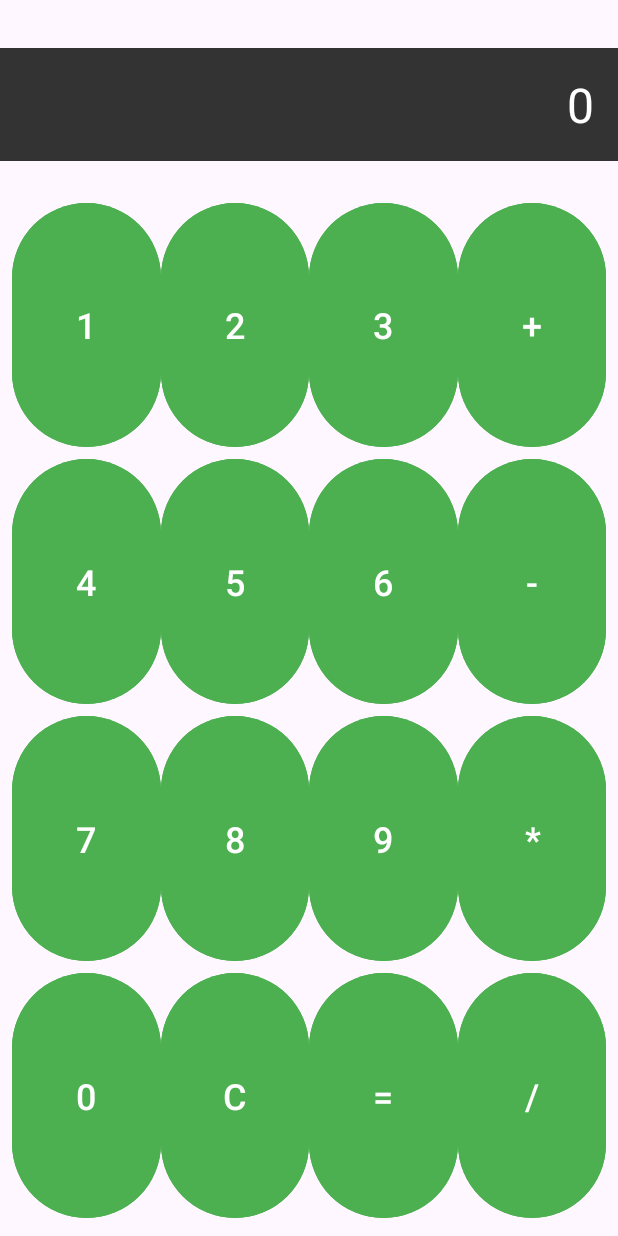
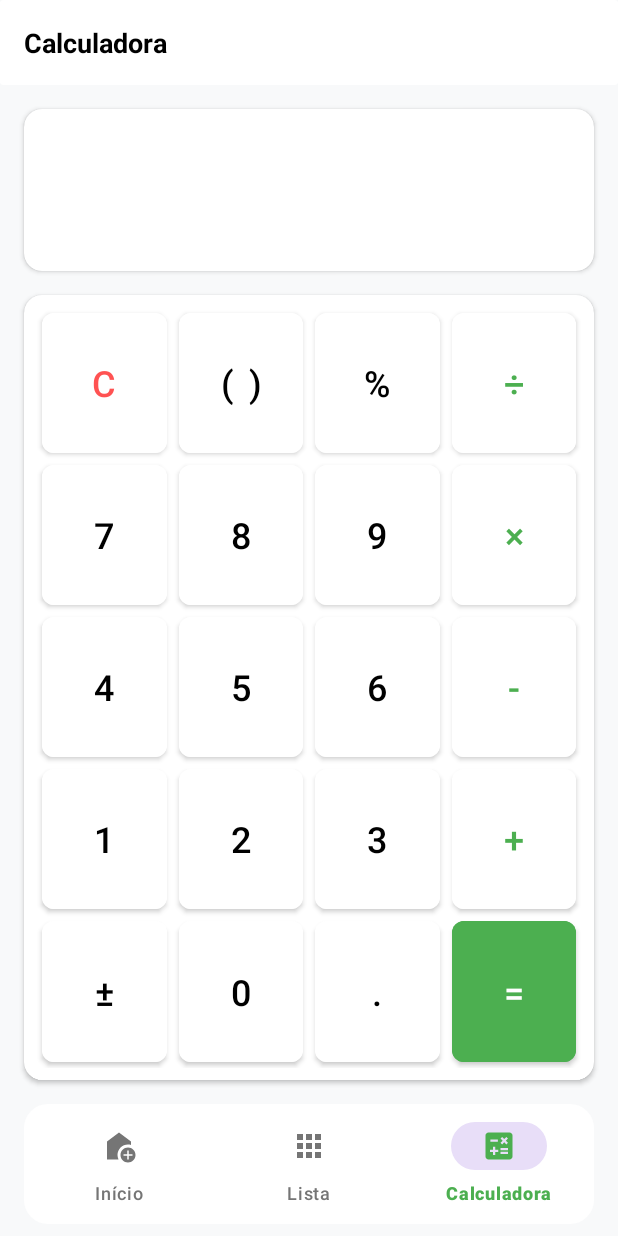
Before and after one commit to BrenoAAntonio/Calculadora-de-gastos-diarios, an Android app: the CalculadoraActivity screen opened directly, with no data from a screen before it, on a phone screen of 412 x 824 dp. Run offline under Robolectric (Android 15) with nearby library versions, the phone set to English and light mode, and no system bars.

Commit message:
Calculdora adicionada e funcionando 100%

```diff
--- a/app/build.gradle.kts
+++ b/app/build.gradle.kts
@@ -49,6 +49,7 @@ dependencies {
     implementation ("com.github.PhilJay:MPAndroidChart:v3.1.0")
 
     implementation("org.jetbrains.kotlinx:kotlinx-coroutines-android:1.6.4")
+    implementation ("net.objecthunter:exp4j:0.4.8")
 
     implementation("androidx.lifecycle:lifecycle-runtime-ktx:2.6.1")
     implementation("androidx.lifecycle:lifecycle-viewmodel-ktx:2.6.1")
--- a/app/src/main/java/calculadoraGastos/Acme/CalculadoraActivity.kt
+++ b/app/src/main/java/calculadoraGastos/Acme/CalculadoraActivity.kt
@@ -1,85 +1,184 @@
 package calculadoraGastos.Acme
 
+import android.content.Intent
 import android.os.Bundle
 import android.view.View
 import android.widget.Button
-import android.widget.EditText
+import android.widget.TextView
 import androidx.appcompat.app.AppCompatActivity
+import com.google.android.material.bottomnavigation.BottomNavigationView
+import net.objecthunter.exp4j.Expression
+import net.objecthunter.exp4j.ExpressionBuilder
 
 class CalculadoraActivity : AppCompatActivity() {
 
-    private lateinit var etResultado: EditText
-    private var operador: String = ""
-    private var num1: Double = 0.0
-    private var num2: Double = 0.0
+    private lateinit var tvOperation: TextView
+    private lateinit var tvResult: TextView
+    private var lastNumeric = false
+    private var stateError = false
+    private var lastDot = false
 
     override fun onCreate(savedInstanceState: Bundle?) {
         super.onCreate(savedInstanceState)
         setContentView(R.layout.activity_calculadora)
 
-        etResultado = findViewById(R.id.etResultado)
+        tvOperation = findViewById(R.id.tvOperation)
+        tvResult = findViewById(R.id.tvResult)
 
-        val btn1: Button = findViewById(R.id.btn1)
-        val btn2: Button = findViewById(R.id.btn2)
-        val btn3: Button = findViewById(R.id.btn3)
-        val btn4: Button = findViewById(R.id.btn4)
-        val btn5: Button = findViewById(R.id.btn5)
-        val btn6: Button = findViewById(R.id.btn6)
-        val btn7: Button = findViewById(R.id.btn7)
-        val btn8: Button = findViewById(R.id.btn8)
-        val btn9: Button = findViewById(R.id.btn9)
-        val btn0: Button = findViewById(R.id.btn0)
-        val btnSoma: Button = findViewById(R.id.btnSoma)
-        val btnSubtracao: Button = findViewById(R.id.btnSubtracao)
-        val btnMultiplicacao: Button = findViewById(R.id.btnMultiplicacao)
-        val btnDivisao: Button = findViewById(R.id.btnDivisao)
-        val btnClear: Button = findViewById(R.id.btnClear)
-        val btnIgual: Button = findViewById(R.id.btnIgual)
+        findViewById<Button>(R.id.btnZero).setOnClickListener { onDigitClick(it) }
+        findViewById<Button>(R.id.btnOne).setOnClickListener { onDigitClick(it) }
+        findViewById<Button>(R.id.btnTwo).setOnClickListener { onDigitClick(it) }
+        findViewById<Button>(R.id.btnThree).setOnClickListener { onDigitClick(it) }
+        findViewById<Button>(R.id.btnFour).setOnClickListener { onDigitClick(it) }
+        findViewById<Button>(R.id.btnFive).setOnClickListener { onDigitClick(it) }
+        findViewById<Button>(R.id.btnSix).setOnClickListener { onDigitClick(it) }
+        findViewById<Button>(R.id.btnSeven).setOnClickListener { onDigitClick(it) }
+        findViewById<Button>(R.id.btnEight).setOnClickListener { onDigitClick(it) }
+        findViewById<Button>(R.id.btnNine).setOnClickListener { onDigitClick(it) }
+        findViewById<Button>(R.id.btnDecimal).setOnClickListener { onDecimalPointClick(it) }
 
-        val buttons = listOf(btn1, btn2, btn3, btn4, btn5, btn6, btn7, btn8, btn9, btn0)
+        findViewById<Button>(R.id.btnAdd).setOnClickListener { onOperatorClick(it) }
+        findViewById<Button>(R.id.btnSubtract).setOnClickListener { onOperatorClick(it) }
+        findViewById<Button>(R.id.btnMultiply).setOnClickListener { onOperatorClick(it) }
+        findViewById<Button>(R.id.btnDivide).setOnClickListener { onOperatorClick(it) }
 
-        for (button in buttons) {
-            button.setOnClickListener { appendNumber(button.text.toString()) }
-        }
+        findViewById<Button>(R.id.btnClear).setOnClickListener { onClearClick(it) }
+        findViewById<Button>(R.id.btnEquals).setOnClickListener { onEqualsClick(it) }
+        findViewById<Button>(R.id.btnParentheses).setOnClickListener { onParenthesesClick(it) }
+        findViewById<Button>(R.id.btnPercent).setOnClickListener { onPercentClick(it) }
+        findViewById<Button>(R.id.btnPlusMinus).setOnClickListener { onPlusMinusClick(it) }
 
-        btnSoma.setOnClickListener { setOperator("+") }
-        btnSubtracao.setOnClickListener { setOperator("-") }
-        btnMultiplicacao.setOnClickListener { setOperator("*") }
-        btnDivisao.setOnClickListener { setOperator("/") }
-        btnClear.setOnClickListener { clear() }
-        btnIgual.setOnClickListener { calculate() }
-    }
-
-    private fun appendNumber(number: String) {
-        if (etResultado.text.toString() == "0") {
-            etResultado.setText(number)
-        } else {
-            etResultado.append(number)
+        val bottomNav = findViewById<BottomNavigationView>(R.id.bottomNavigationView)
+        bottomNav.selectedItemId = R.id.menu_calculator
+        bottomNav.setOnNavigationItemSelectedListener { item ->
+            when (item.itemId) {
+                R.id.menu_home -> {
+                    finish()
+                    overridePendingTransition(android.R.anim.fade_in, android.R.anim.fade_out)
+                    true
+                }
+                R.id.menu_list -> {
+                    startActivity(Intent(this, ListaDespesasActivity::class.java))
+                    finish()
+                    overridePendingTransition(android.R.anim.fade_in, android.R.anim.fade_out)
+                    true
+                }
+                R.id.menu_calculator -> true
+                else -> false
+            }
         }
     }
 
-    private fun setOperator(operator: String) {
-        operador = operator
-        num1 = etResultado.text.toString().toDouble()
-        etResultado.setText("0")
+    fun onDigitClick(view: View) {
+        if (stateError) {
+            tvOperation.text = (view as Button).text
+            stateError = false
+        } else {
+            tvOperation.append((view as Button).text)
+        }
+        lastNumeric = true
     }
 
-    private fun clear() {
-        etResultado.setText("0")
-        operador = ""
-        num1 = 0.0
-        num2 = 0.0
+    fun onDecimalPointClick(view: View) {
+        if (lastNumeric && !stateError && !lastDot) {
+            tvOperation.append(".")
+            lastNumeric = false
+            lastDot = true
+        }
     }
 
-    private fun calculate() {
-        num2 = etResultado.text.toString().toDouble()
-        var result: Double = 0.0
-        when (operador) {
-            "+" -> result = num1 + num2
-            "-" -> result = num1 - num2
-            "*" -> result = num1 * num2
-            "/" -> if (num2 != 0.0) result = num1 / num2 else etResultado.setText("Erro")
+    fun onOperatorClick(view: View) {
+        if (lastNumeric && !stateError) {
+            tvOperation.append((view as Button).text)
+            lastNumeric = false
+            lastDot = false
         }
-        etResultado.setText(result.toString())
+    }
+
+    fun onClearClick(view: View) {
+        tvOperation.text = ""
+        tvResult.text = ""
+        lastNumeric = false
+        stateError = false
+        lastDot = false
+    }
+
+    fun onParenthesesClick(view: View) {
+        val currentText = tvOperation.text.toString()
+        if (stateError) {
+            tvOperation.text = "("
+            stateError = false
+        } else {
+            val openCount = currentText.count { it == '(' }
+            val closeCount = currentText.count { it == ')' }
+
+            if (openCount <= closeCount || currentText.isEmpty() || !currentText.last().isDigit() && currentText.last() != ')') {
+                tvOperation.append("(")
+            } else {
+                tvOperation.append(")")
+            }
+        }
+        val updatedText = tvOperation.text.toString()
+        val updatedOpenCount = updatedText.count { it == '(' }
+        val updatedCloseCount = updatedText.count { it == ')' }
+        lastNumeric = updatedOpenCount > updatedCloseCount
+    }
+
+    fun onEqualsClick(view: View) {
+        if (lastNumeric && !stateError) {
+            val txt = tvOperation.text.toString()
+            try {
+                val expression = ExpressionBuilder(txt
+                    .replace("×", "*")
+                    .replace("÷", "/"))
+                    .build()
+                val result = expression.evaluate()
+                tvResult.text = if (result == result.toLong().toDouble()) {
+                    result.toLong().toString()
+                } else {
+                    String.format("%.2f", result)
+                }
+                lastDot = true
+            } catch (ex: Exception) {
+                tvResult.text = "Erro"
+                stateError = true
+                lastNumeric = false
+            }
+        }
+    }
+
+    fun onPlusMinusClick(view: View) {
+        if (lastNumeric && !stateError) {
+            val txt = tvOperation.text.toString()
+            if (txt.isNotEmpty()) {
+                if (txt.startsWith("-")) {
+                    tvOperation.text = txt.substring(1)
+                } else {
+                    tvOperation.text = "-$txt"
+                }
+            }
+        }
+    }
+
+    fun onPercentClick(view: View) {
+        if (lastNumeric && !stateError) {
+            val txt = tvOperation.text.toString()
+            try {
+                val number = txt.toDouble()
+                val result = number / 100
+                tvOperation.text = result.toString()
+                tvResult.text = result.toString()
+                lastDot = true
+            } catch (ex: Exception) {
+                tvResult.text = "Erro"
+                stateError = true
+                lastNumeric = false
+            }
+        }
+    }
+
+    override fun onBackPressed() {
+        super.onBackPressed()
+        overridePendingTransition(android.R.anim.fade_in, android.R.anim.fade_out)
     }
 }
--- a/app/src/main/res/layout/activity_calculadora.xml
+++ b/app/src/main/res/layout/activity_calculadora.xml
@@ -1,201 +1,210 @@
 <?xml version="1.0" encoding="utf-8"?>
-<androidx.constraintlayout.widget.ConstraintLayout xmlns:android="http://schemas.android.com/apk/res/android"
+<androidx.constraintlayout.widget.ConstraintLayout
+    xmlns:android="http://schemas.android.com/apk/res/android"
     xmlns:app="http://schemas.android.com/apk/res-auto"
     xmlns:tools="http://schemas.android.com/tools"
     android:layout_width="match_parent"
     android:layout_height="match_parent"
+    android:background="#F8F9FA"
     tools:context=".CalculadoraActivity">
 
-    <EditText
-        android:id="@+id/etResultado"
-        android:layout_width="0dp"
+    <androidx.cardview.widget.CardView
+        android:id="@+id/cardHeader"
+        android:layout_width="match_parent"
         android:layout_height="wrap_content"
-        android:text="0"
+        app:cardElevation="0dp"
+        app:cardBackgroundColor="@color/white"
+        app:layout_constraintTop_toTopOf="parent">
+
+        <androidx.constraintlayout.widget.ConstraintLayout
+            android:layout_width="match_parent"
+            android:layout_height="wrap_content"
+            android:padding="16dp">
+
+            <TextView
+                android:id="@+id/tvAppTitle"
+                android:layout_width="wrap_content"
+                android:layout_height="wrap_content"
+                android:text="Calculadora"
+                android:textSize="18sp"
+                android:textColor="@color/black"
+                android:textStyle="bold"
+                app:layout_constraintStart_toStartOf="parent"
+                app:layout_constraintTop_toTopOf="parent" />
+
+        </androidx.constraintlayout.widget.ConstraintLayout>
+    </androidx.cardview.widget.CardView>
+
+    <androidx.cardview.widget.CardView
+        android:id="@+id/cardDisplay"
+        android:layout_width="match_parent"
+        android:layout_height="wrap_content"
+        android:layout_margin="16dp"
+        app:cardCornerRadius="12dp"
+        app:cardElevation="2dp"
+        app:layout_constraintTop_toBottomOf="@id/cardHeader">
+
+        <LinearLayout
+            android:layout_width="match_parent"
+            android:layout_height="wrap_content"
+            android:orientation="vertical"
+            android:padding="16dp">
+
+            <TextView
+                android:id="@+id/tvOperation"
+                android:layout_width="match_parent"
+                android:layout_height="wrap_content"
+                android:textSize="18sp"
+                android:textColor="#757575"
+                android:textAlignment="textEnd"
+                android:ellipsize="end"
+                android:maxLines="1"/>
+
+            <TextView
+                android:id="@+id/tvResult"
+                android:layout_width="match_parent"
+                android:layout_height="wrap_content"
                 android:textSize="32sp"
-        android:textColor="#ffffff"
-        android:layout_marginTop="32dp"
-        app:layout_constraintTop_toTopOf="parent"
-        app:layout_constraintStart_toStartOf="parent"
-        app:layout_constraintEnd_toEndOf="parent"
-        android:gravity="end"
-        android:background="#333333"
-        android:padding="16dp" />
+                android:textColor="@color/black"
+                android:textStyle="bold"
+                android:textAlignment="textEnd"
+                android:ellipsize="end"
+                android:maxLines="1"
+                android:layout_marginTop="8dp"/>
+        </LinearLayout>
+    </androidx.cardview.widget.CardView>
+
+    <androidx.cardview.widget.CardView
+        android:id="@+id/cardButtons"
+        android:layout_width="match_parent"
+        android:layout_height="0dp"
+        android:layout_margin="16dp"
+        app:cardCornerRadius="12dp"
+        app:cardElevation="2dp"
+        app:layout_constraintTop_toBottomOf="@id/cardDisplay"
+        app:layout_constraintBottom_toTopOf="@id/bottomNavigationView">
 
         <GridLayout
-        android:id="@+id/gridLayout"
-        android:layout_width="0dp"
-        android:layout_height="0dp"
-        app:layout_constraintTop_toBottomOf="@id/etResultado"
-        app:layout_constraintStart_toStartOf="parent"
-        app:layout_constraintEnd_toEndOf="parent"
-        app:layout_constraintBottom_toBottomOf="parent"
+            android:layout_width="match_parent"
+            android:layout_height="match_parent"
             android:columnCount="4"
             android:rowCount="5"
-        android:orientation="horizontal"
-        android:padding="8dp"
-        android:layout_marginTop="16dp">
-
-        <!-- Botões para números e operações -->
-        <Button
-            android:id="@+id/btn1"
-            android:layout_width="0dp"
-            android:layout_height="wrap_content"
-            android:text="1"
-            android:textSize="24sp"
-            android:backgroundTint="@color/buttonColor"
-            android:layout_columnWeight="1"
-            android:layout_rowWeight="1" />
-
-        <Button
-            android:id="@+id/btn2"
-            android:layout_width="0dp"
-            android:layout_height="wrap_content"
-            android:text="2"
-            android:textSize="24sp"
-            android:backgroundTint="@color/buttonColor"
-            android:layout_columnWeight="1"
-            android:layout_rowWeight="1" />
-
-        <Button
-            android:id="@+id/btn3"
-            android:layout_width="0dp"
-            android:layout_height="wrap_content"
-            android:text="3"
-            android:textSize="24sp"
-            android:backgroundTint="@color/buttonColor"
-            android:layout_columnWeight="1"
-            android:layout_rowWeight="1" />
-
-        <Button
-            android:id="@+id/btnSoma"
-            android:layout_width="0dp"
-            android:layout_height="wrap_content"
-            android:text="+"
-            android:textSize="24sp"
-            android:backgroundTint="@color/buttonColor"
-            android:layout_columnWeight="1"
-            android:layout_rowWeight="1" />
-
-        <Button
-            android:id="@+id/btn4"
-            android:layout_width="0dp"
-            android:layout_height="wrap_content"
-            android:text="4"
-            android:textSize="24sp"
-            android:backgroundTint="@color/buttonColor"
-            android:layout_columnWeight="1"
-            android:layout_rowWeight="1" />
-
-        <Button
-            android:id="@+id/btn5"
-            android:layout_width="0dp"
-            android:layout_height="wrap_content"
-            android:text="5"
-            android:textSize="24sp"
-            android:backgroundTint="@color/buttonColor"
-            android:layout_columnWeight="1"
-            android:layout_rowWeight="1" />
-
-        <Button
-            android:id="@+id/btn6"
-            android:layout_width="0dp"
-            android:layout_height="wrap_content"
-            android:text="6"
-            android:textSize="24sp"
-            android:backgroundTint="@color/buttonColor"
-            android:layout_columnWeight="1"
-            android:layout_rowWeight="1" />
-
-        <Button
-            android:id="@+id/btnSubtracao"
-            android:layout_width="0dp"
-            android:layout_height="wrap_content"
-            android:text="-"
-            android:textSize="24sp"
-            android:backgroundTint="@color/buttonColor"
-            android:layout_columnWeight="1"
-            android:layout_rowWeight="1" />
-
-        <Button
-            android:id="@+id/btn7"
-            android:layout_width="0dp"
-            android:layout_height="wrap_content"
-            android:text="7"
-            android:textSize="24sp"
-            android:backgroundTint="@color/buttonColor"
-            android:layout_columnWeight="1"
-            android:layout_rowWeight="1" />
-
-        <Button
-            android:id="@+id/btn8"
-            android:layout_width="0dp"
-            android:layout_height="wrap_content"
-            android:text="8"
-            android:textSize="24sp"
-            android:backgroundTint="@color/buttonColor"
-            android:layout_columnWeight="1"
-            android:layout_rowWeight="1" />
-
-        <Button
-            android:id="@+id/btn9"
-            android:layout_width="0dp"
-            android:layout_height="wrap_content"
-            android:text="9"
-            android:textSize="24sp"
-            android:backgroundTint="@color/buttonColor"
-            android:layout_columnWeight="1"
-            android:layout_rowWeight="1" />
-
-        <Button
-            android:id="@+id/btnMultiplicacao"
-            android:layout_width="0dp"
-            android:layout_height="wrap_content"
-            android:text="*"
-            android:textSize="24sp"
-            android:backgroundTint="@color/buttonColor"
-            android:layout_columnWeight="1"
-            android:layout_rowWeight="1" />
-
-        <Button
-            android:id="@+id/btn0"
-            android:layout_width="0dp"
-            android:layout_height="wrap_content"
-            android:text="0"
-            android:textSize="24sp"
-            android:backgroundTint="@color/buttonColor"
-            android:layout_columnWeight="1"
-            android:layout_rowWeight="1" />
+            android:padding="8dp">
 
             <Button
                 android:id="@+id/btnClear"
-            android:layout_width="0dp"
-            android:layout_height="wrap_content"
+                style="@style/CalculatorButtonStyle"
                 android:text="C"
-            android:textSize="24sp"
-            android:backgroundTint="@color/buttonColor"
-            android:layout_columnWeight="1"
-            android:layout_rowWeight="1" />
+                android:textColor="@color/red_primary"/>
 
             <Button
-            android:id="@+id/btnIgual"
-            android:layout_width="0dp"
-            android:layout_height="wrap_content"
-            android:text="="
-            android:textSize="24sp"
-            android:backgroundTint="@color/buttonColor"
-            android:layout_columnWeight="1"
-            android:layout_rowWeight="1" />
+                android:id="@+id/btnParentheses"
+                style="@style/CalculatorButtonStyle"
+                android:text="( )"/>
 
             <Button
-            android:id="@+id/btnDivisao"
-            android:layout_width="0dp"
+                android:id="@+id/btnPercent"
+                style="@style/CalculatorButtonStyle"
+                android:text="%"/>
+
+            <Button
+                android:id="@+id/btnDivide"
+                style="@style/CalculatorButtonStyleOperator"
+                android:text="÷"/>
+
+            <Button
+                android:id="@+id/btnSeven"
+                style="@style/CalculatorButtonStyle"
+                android:text="7"/>
+
+            <Button
+                android:id="@+id/btnEight"
+                style="@style/CalculatorButtonStyle"
+                android:text="8"/>
+
+            <Button
+                android:id="@+id/btnNine"
+                style="@style/CalculatorButtonStyle"
+                android:text="9"/>
+
+            <Button
+                android:id="@+id/btnMultiply"
+                style="@style/CalculatorButtonStyleOperator"
+                android:text="×"/>
+
+            <Button
+                android:id="@+id/btnFour"
+                style="@style/CalculatorButtonStyle"
+                android:text="4"/>
+
+            <Button
+                android:id="@+id/btnFive"
+                style="@style/CalculatorButtonStyle"
+                android:text="5"/>
+
+            <Button
+                android:id="@+id/btnSix"
+                style="@style/CalculatorButtonStyle"
+                android:text="6"/>
+
+            <Button
+                android:id="@+id/btnSubtract"
+                style="@style/CalculatorButtonStyleOperator"
+                android:text="-"/>
+
+            <Button
+                android:id="@+id/btnOne"
+                style="@style/CalculatorButtonStyle"
+                android:text="1"/>
+
+            <Button
+                android:id="@+id/btnTwo"
+                style="@style/CalculatorButtonStyle"
+                android:text="2"/>
+
+            <Button
+                android:id="@+id/btnThree"
+                style="@style/CalculatorButtonStyle"
+                android:text="3"/>
+
+            <Button
+                android:id="@+id/btnAdd"
+                style="@style/CalculatorButtonStyleOperator"
+                android:text="+"/>
+
+            <Button
+                android:id="@+id/btnPlusMinus"
+                style="@style/CalculatorButtonStyle"
+                android:text="±"/>
+
+            <Button
+                android:id="@+id/btnZero"
+                style="@style/CalculatorButtonStyle"
+                android:text="0"/>
+
+            <Button
+                android:id="@+id/btnDecimal"
+                style="@style/CalculatorButtonStyle"
+                android:text="."/>
+
+            <Button
+                android:id="@+id/btnEquals"
+                style="@style/CalculatorButtonStyleEquals"
+                android:text="="/>
+        </GridLayout>
+    </androidx.cardview.widget.CardView>
+
+    <com.google.android.material.bottomnavigation.BottomNavigationView
+        android:id="@+id/bottomNavigationView"
+        android:layout_width="match_parent"
         android:layout_height="wrap_content"
-            android:text="/"
-            android:textSize="24sp"
-            android:backgroundTint="@color/buttonColor"
-            android:layout_columnWeight="1"
-            android:layout_rowWeight="1" />
-
-    </GridLayout>
+        android:layout_marginHorizontal="16dp"
+        android:layout_marginBottom="8dp"
+        android:background="@drawable/bottom_nav_background"
+        app:itemIconTint="@drawable/nav_item_color_state"
+        app:itemTextColor="@drawable/nav_item_color_state"
+        app:labelVisibilityMode="labeled"
+        app:layout_constraintBottom_toBottomOf="parent"
+        app:menu="@menu/bottom_nav_menu" />
 
 </androidx.constraintlayout.widget.ConstraintLayout>
--- a/app/src/main/res/values/colors.xml
+++ b/app/src/main/res/values/colors.xml
@@ -2,7 +2,7 @@
 <resources>
     <color name="black">#FF000000</color>
     <color name="white">#FFFFFFFF</color>
-    <color name="purple_500">#6200EE</color>
+    <color name="purple_500">#FF000000</color>
 
     <color name="background_light">#F8F9FA</color>
     <color name="green_primary">#4CAF50</color>
@@ -13,4 +13,7 @@
     <color name="text_primary">#212121</color>
     <color name="text_secondary">#757575</color>
     <color name="buttonColor">#4CAF50</color>
+    <color name="red_primary">#FF5252</color>
+
+
 </resources>
--- a/app/src/main/res/values/styles.xml
+++ b/app/src/main/res/values/styles.xml
@@ -14,6 +14,28 @@
 
         <item name="android:windowBackground">@color/background_light</item>
     </style>
+    <style name="CalculatorButtonStyle" parent="Widget.MaterialComponents.Button">
+        <item name="android:layout_width">0dp</item>
+        <item name="android:layout_height">0dp</item>
+        <item name="android:layout_rowWeight">1</item>
+        <item name="android:layout_columnWeight">1</item>
+        <item name="android:textSize">24sp</item>
+        <item name="android:insetTop">0dp</item>
+        <item name="android:insetBottom">0dp</item>
+        <item name="android:backgroundTint">@color/white</item>
+        <item name="android:textColor">@color/black</item>
+        <item name="android:layout_margin">4dp</item>
+        <item name="cornerRadius">8dp</item>
+        <item name="android:elevation">2dp</item>
+    </style>
 
-    <style name="Theme.CalculadoraDeGastos" parent="Base.Theme.CalculadoraDeGastos" />
+    <style name="CalculatorButtonStyleOperator" parent="CalculatorButtonStyle">
+        <item name="android:textColor">@color/green_primary</item>
+    </style>
+
+    <style name="CalculatorButtonStyleEquals" parent="CalculatorButtonStyle">
+        <item name="android:backgroundTint">@color/green_primary</item>
+        <item name="android:textColor">@color/white</item>
+    </style>
+
 </resources>
```
Lines whose indentation alone changed are shown as unchanged.
